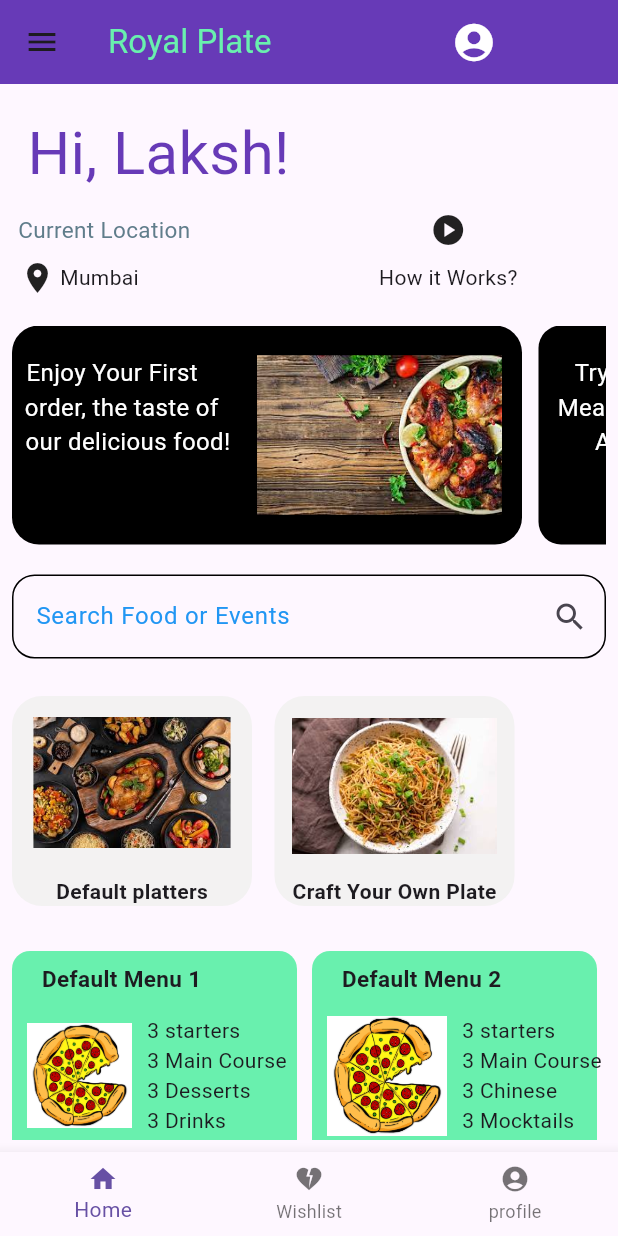
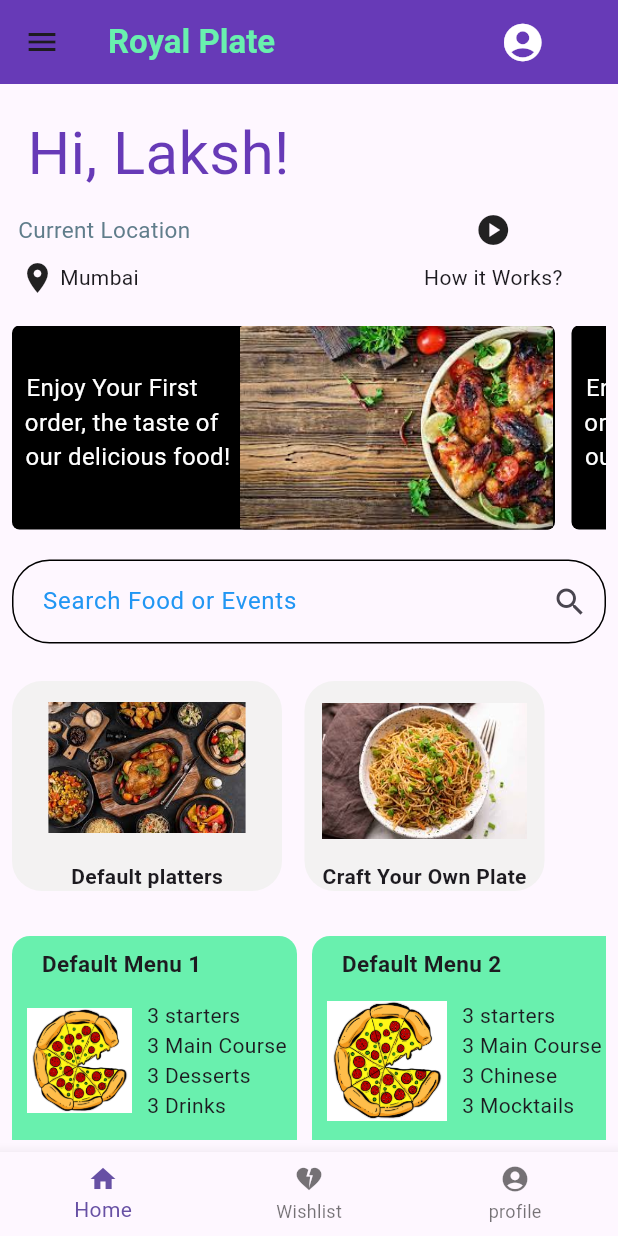
Before and after one commit to LAKSH3002/Food_Company_App, a Flutter app: the HomeScreen screen opened directly, on a phone screen of 412 x 824 dp. Run offline on Flutter 3.47's test engine with Material 2 defaults, Android fonts, the light colour scheme and no system bars; our stand-ins replace animated_splash_screen, email_validator; missing offline and left inert: dialog_flowtter; Roboto replaces fonts that are missing (addressCity); project files that could hold a hidden picture were left out.

Commit message:
Made Changes in UI for 3 pages.

```diff
--- a/royal_plate/lib/HomeScreen.dart
+++ b/royal_plate/lib/HomeScreen.dart
@@ -59,8 +59,8 @@ List<CardItem> items = const [
         title: Row(
           children:
           [
-            const Text("Royal Plate",style: TextStyle(color: Colors.greenAccent),),
-            SizedBox(width: 100,),
+            const Text("Royal Plate",style: TextStyle(color: Colors.greenAccent,fontWeight: FontWeight.bold),),
+            SizedBox(width: 130,),
 
             CupertinoButton(
               child: Icon(Icons.account_circle,
@@ -87,14 +87,16 @@ List<CardItem> items = const [
               const SizedBox(height: 10,),
 
               const Text(" Hi, Laksh!",
-              style: TextStyle(fontSize: 40,color:Colors.deepPurple),) ,
+              style: TextStyle(fontSize: 40,color:Colors.deepPurple,
+              fontFamily: AutofillHints.addressCity,
+              fontWeight: FontWeight.w400),) ,
 
               const SizedBox(height: 10,),
               Row(children: const [
                   Text(" Current Location",
               style: TextStyle(fontSize: 15,color:Colors.blueGrey),),
 
-              SizedBox(width: 160,),
+              SizedBox(width: 190,),
 
               Icon(Icons.play_circle_sharp),
               ],),
@@ -113,7 +115,7 @@ List<CardItem> items = const [
 
                   Text("Mumbai"),
 
-                  SizedBox(width: 160,),
+                  SizedBox(width: 190,),
 
                   Text("How it Works?"),
 
@@ -124,25 +126,26 @@ List<CardItem> items = const [
 
               // List View 1
               Container(
-              height: 146 ,
+                // color: Colors.red,
+              height: 136 ,
               child: ListView(
                 scrollDirection: Axis.horizontal,
                 children: [
+
                 // container -1
                 Container(
                 decoration: BoxDecoration
                 (
-                  borderRadius: BorderRadius.circular(18),
+                  borderRadius: BorderRadius.circular(5.0),
                   color: Colors.black,
                 ),
-                 width: 340,
-                // height: 100,
+                 width: 362,
                  child: Row(
               children: [
               Column(
             children: const [
 
-           SizedBox(height: 20,),
+           SizedBox(height: 30,),
 
            Text(" Enjoy Your First     ",
            style: TextStyle(fontSize: 16,color:Colors.white),),
@@ -156,10 +159,10 @@ List<CardItem> items = const [
        ),
 
                            Expanded(
-                          child: AspectRatio(aspectRatio: 5/2.8,
+                          child: AspectRatio(aspectRatio: 5/4.3,
                           child: ClipRRect(
-                          borderRadius: BorderRadius.circular(10),
-                          child: Image.asset("images/Food_home.jpeg"), ),)),
+                          borderRadius: BorderRadius.circular(5.0),
+                          child: Image.asset("images/Food_home.jpeg",), ),)),
                           ],
   ),),
 
@@ -169,35 +172,33 @@ List<CardItem> items = const [
                   Container(
                 decoration: BoxDecoration
                 (
-                  borderRadius: BorderRadius.circular(15),
+                  borderRadius: BorderRadius.circular(5.0),
                   color: Colors.black,
                 ),
-                  width: 340,
-                  height: 100,
-                  // color: Colors.black,
+                 width: 362,
                  child: Row(
               children: [
               Column(
             children: const [
 
-                 SizedBox(height: 20,),
+           SizedBox(height: 30,),
 
-                 Text("  Try out Our Best     ",
+           Text(" Enjoy Your First     ",
            style: TextStyle(fontSize: 16,color:Colors.white),),
 
-                 Text("   Meals, Their tase will   ",
+           Text("  order, the taste of   ",
            style: TextStyle(fontSize: 16,color: Colors.white),),
 
-                 Text("Amaze You!!   ",
+           Text(" our delicious food!",
            style: TextStyle(fontSize: 16,color: Colors.white),),
         ],
        ),
 
                            Expanded(
-                          child: AspectRatio(aspectRatio: 2/3,
+                          child: AspectRatio(aspectRatio: 5/4.3,
                           child: ClipRRect(
-                          borderRadius: BorderRadius.circular(10),
-                          child: Image.asset("images/Pizza.jpeg"), ),)),
+                          borderRadius: BorderRadius.circular(5.0),
+                          child: Image.asset("images/Food_home.jpeg",), ),)),
                           ],
   ),),
                   SizedBox(width: 5,),
@@ -212,11 +213,11 @@ List<CardItem> items = const [
               ),
               child: TextField(
               decoration: InputDecoration(
-                              hintText: "Search Food or Events",hintStyle: TextStyle(color: Colors.blue),
+                              hintText: " Search Food or Events",hintStyle: TextStyle(color: Colors.blue),
                               suffixIcon: Icon(Icons.search),
-                              border: OutlineInputBorder(borderRadius: BorderRadius.circular(10.0)),
+                              border: OutlineInputBorder(borderRadius: BorderRadius.circular(25.0)),
                               errorBorder: OutlineInputBorder(borderRadius: BorderRadius.circular(10.0)),
-                              enabledBorder: OutlineInputBorder(borderRadius: BorderRadius.circular(15.0)),
+                              enabledBorder: OutlineInputBorder(borderRadius: BorderRadius.circular(25.0)),
                             ),
               ),
             ),
@@ -228,7 +229,7 @@ List<CardItem> items = const [
                 child: Row(
                   children: [
                     Container(
-                      width: 160,
+                      width: 180,
                       height: 140,
                       decoration: BoxDecoration(
                         color:  Color.fromARGB(255, 243, 242, 242),
@@ -323,7 +324,8 @@ List<CardItem> items = const [
                           ),
 
                           const SizedBox(height: 10,),
-                          const Text("    Starts at 777 Rs Only"),
+                          const Text("    Starts at 777 Rs Only",
+                          style: TextStyle(fontWeight: FontWeight.bold),),
 
                         ],
                       ),
@@ -332,7 +334,7 @@ List<CardItem> items = const [
                     const SizedBox(width: 10,),
                     // Container - 2
                     Container(
-                      width: 190,
+                      width: 210,
                       height: 280,
                       decoration: BoxDecoration(color: Colors.greenAccent,borderRadius: BorderRadius.circular(12.0)),
                       child: Column(
@@ -368,7 +370,8 @@ List<CardItem> items = const [
                           ),
 
                           const SizedBox(height: 10,),
-                          const Text("    Starts at 927 Rs Only"),
+                          const Text("    Starts at 927 Rs Only",
+                          style: TextStyle(fontWeight: FontWeight.bold),),
                         ],
                       ),
                     )
@@ -378,7 +381,7 @@ List<CardItem> items = const [
 
               const SizedBox(height: 24,),
 
-              const Text(" Starters                                 More Starters", style: TextStyle(fontSize: 18,fontWeight: FontWeight.bold,color: Colors.blue),),
+              const Text(" Starters                                      More Starters", style: TextStyle(fontSize: 18,fontWeight: FontWeight.bold,color: Colors.blue),),
 
               SizedBox(height: 20,),
 
@@ -391,86 +394,6 @@ List<CardItem> items = const [
               itemCount: 3)),
 
               const SizedBox(height: 30,),
-
-              const Text("  Services",style: TextStyle(fontSize: 20,fontWeight: FontWeight.bold),),
-
-              const SizedBox(height: 10,),
-
-              // List View 3.
-              // Services
-              Container(
-                height: 330,
-                child: ListView(
-                  scrollDirection: Axis.horizontal,
-                  children: [
-                    const SizedBox(width: 5,),
-
-                    Container(
-                      decoration: BoxDecoration(
-                        color: Color.fromARGB(255, 243, 242, 242),
-                        borderRadius: BorderRadius.circular(10),
-                      ),
-                      width: 300,
-                      height: 380,
-                      child: Column(
-                        crossAxisAlignment: CrossAxisAlignment.start,
-                        children:  [
-                          const SizedBox(height: 10,),
-                          Row(
-                            children: [
-                              const SizedBox(width: 15,),
-                              Image.asset("images/candies.jpeg",height: 150),
-                            ],
-                          ),
-                          const SizedBox(height: 10,),
-                          Text("   Signature - 1",style: TextStyle(fontSize: 20,fontWeight: FontWeight.w500,color: Colors.purple),),
-                          SizedBox(height: 8,),
-                          Text("    -> High Quality Disposable Cutlery",style: TextStyle(fontSize: 18),),
-                          SizedBox(height: 7,),
-                          Text("    -> Served By WaitStaff",style: TextStyle(fontSize: 18),),
-                          SizedBox(height: 7,),
-                          Text("    -> Best For Weddings, Events....",style: TextStyle(fontSize: 18),),
-                          SizedBox(height: 2,),
-                          Text("                          Know More",style: TextStyle(fontSize: 16,color: Colors.blue),)
-                        ],
-                      ),
-                    ),
-
-                    const SizedBox(width: 12,),
-
-                    Container(
-                      decoration: BoxDecoration(
-                        color: Color.fromARGB(255, 243, 242, 242),
-                        borderRadius: BorderRadius.circular(10),
-                      ),
-                      width: 300,
-                      height: 250,
-                      child: Column(
-                        crossAxisAlignment: CrossAxisAlignment.start,
-                        children:  [
-                          const SizedBox(height: 10,),
-                          Row(
-                            children: [
-                              const SizedBox(width: 15,),
-                              Image.asset("images/candies.jpeg",height: 150),
-                            ],
-                          ),
-                          const SizedBox(height: 10,),
-                          Text("   Signature - 2",style: TextStyle(fontSize: 20,fontWeight: FontWeight.w500,color: Colors.purple),),
-                          SizedBox(height: 8,),
-                          Text("     -> Disposable Cutlery",style: TextStyle(fontSize: 18),),
-                          SizedBox(height: 7,),
-                          Text("     -> Elegant Decorations",style: TextStyle(fontSize: 18),),
-                          SizedBox(height: 7,),
-                          Text("     -> Best For Weddings, Events....",style: TextStyle(fontSize: 18),),
-                          SizedBox(height: 4,),
-                          Text("                          Know More",style: TextStyle(fontSize: 16,color: Colors.blue),)
-                        ],
-                      ),
-                    ),
-                  ],
-                ),
-              ),
 
               const SizedBox(height: 25,),
 
@@ -628,10 +551,7 @@ List<CardItem> items = const [
             ),
             accountEmail: Text("lakshd1999@gmail.com",style: TextStyle(fontSize: 22),),
             currentAccountPictureSize: Size.square(40),
-            currentAccountPicture: CircleAvatar(
-              backgroundColor: Colors.black,
-              child: Text("L",style: TextStyle(fontSize: 30,fontWeight: FontWeight.bold,color: Colors.tealAccent),),
-            ),),
+            ),
             // child:Text('Select your Shows',style: TextStyle(color:Colors.greenAccent,fontSize: 22,),),
               ),
 
--- a/royal_plate/lib/Splash_Screen1.dart
+++ b/royal_plate/lib/Splash_Screen1.dart
@@ -49,7 +49,7 @@ class _SplashScreen1State extends State<SplashScreen1>
         letterSpacing: 4,
         fontWeight: FontWeight.bold, fontStyle: FontStyle.italic),),
         // The Navigation to the next Screen and then Transition to reach there.
-        nextScreen: const SplashScreen1(),
+        nextScreen: const SplashScreen2(),
         splashTransition: SplashTransition.fadeTransition),
       ),
 
--- a/royal_plate/lib/main.dart
+++ b/royal_plate/lib/main.dart
@@ -24,7 +24,7 @@ class MyApp extends StatelessWidget
     return MaterialApp(
       theme: ThemeData(useMaterial3: true),
       debugShowCheckedModeBanner: false,
-      home: SplashScreen2(),
+      home: SplashScreen1(),
     );
   }
 }
```
Also changed, not shown: royal_plate/lib/OnBoarding15.dart (+7 -4 lines), royal_plate/lib/OnBoarding4.dart (+22 -12 lines), royal_plate/lib/WalkThrough1.dart (+37 -56 lines). Lines whose indentation alone changed are shown as unchanged.
